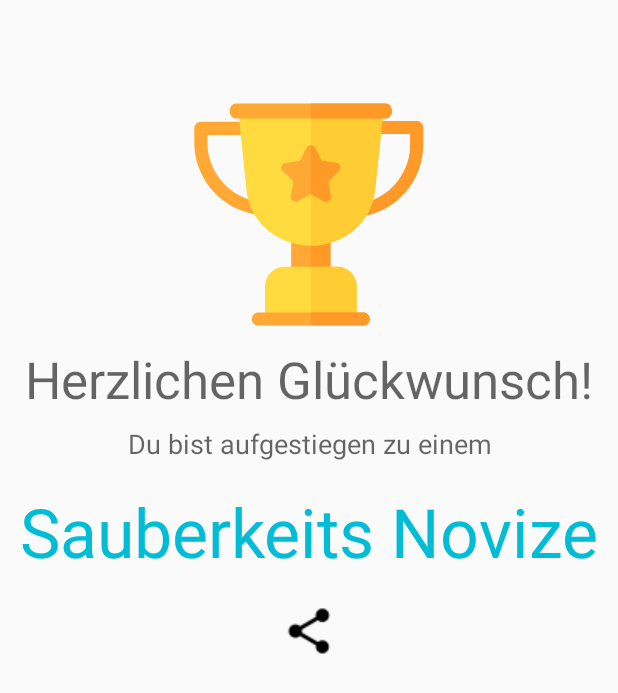
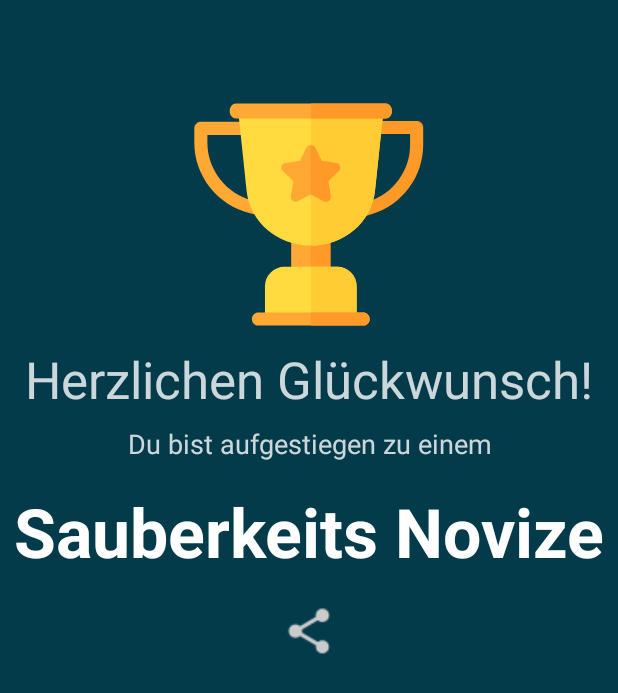
Before and after one commit to Fasust/quest_for_ultimate_hygiene, an Android app: the layout popup_level_up.xml on its own in the app's theme, with its tools: preview values and no code run, on a phone screen of 412 x 824 dp. Shown: the top 693 px of the screen. Run offline under Robolectric (Android 15) with nearby library versions, the phone set to English and light mode, and no system bars.

Commit message:
Style Level up Card

```diff
--- a/app/src/main/res/layout/popup_level_up.xml
+++ b/app/src/main/res/layout/popup_level_up.xml
@@ -8,6 +8,7 @@
     <androidx.constraintlayout.widget.ConstraintLayout
         android:layout_width="match_parent"
         android:layout_height="fill_parent"
+        android:background="#033B4B"
         android:minHeight="750dp">
 
         <com.airbnb.lottie.LottieAnimationView
@@ -29,6 +30,7 @@
             android:text="Herzlichen Glückwunsch!"
             android:textAlignment="center"
             android:textAppearance="@style/TextAppearance.AppCompat.Display1"
+            android:textColor="#CBFFFFFF"
             app:layout_constraintEnd_toEndOf="parent"
             app:layout_constraintStart_toStartOf="parent"
             app:layout_constraintTop_toBottomOf="@+id/trophie" />
@@ -41,6 +43,7 @@
             android:text="Du bist aufgestiegen zu einem"
             android:textAlignment="center"
             android:textAppearance="@style/TextAppearance.AppCompat.Medium"
+            android:textColor="#CBFFFFFF"
             app:layout_constraintEnd_toEndOf="parent"
             app:layout_constraintHorizontal_bias="0.497"
             app:layout_constraintStart_toStartOf="parent"
@@ -54,7 +57,8 @@
             android:text="Sauberkeits Novize"
             android:textAlignment="center"
             android:textAppearance="@style/TextAppearance.AppCompat.Display2"
-            android:textColor="#00BCD4"
+            android:textColor="#FFFFFF"
+            android:textStyle="bold"
             app:layout_constraintEnd_toEndOf="parent"
             app:layout_constraintStart_toStartOf="parent"
             app:layout_constraintTop_toBottomOf="@+id/textView3" />
@@ -65,8 +69,11 @@
             android:layout_height="40dp"
             android:layout_marginTop="16dp"
             android:background="@null"
+            android:backgroundTint="#FFFFFF"
+            android:foregroundTint="#FFFFFF"
             android:onClick="onClick"
             android:src="@drawable/share2"
+            android:tint="#CBFFFFFF"
             app:layout_constraintEnd_toEndOf="parent"
             app:layout_constraintHorizontal_bias="1.0"
             app:layout_constraintStart_toEndOf="@+id/textView4"
```
